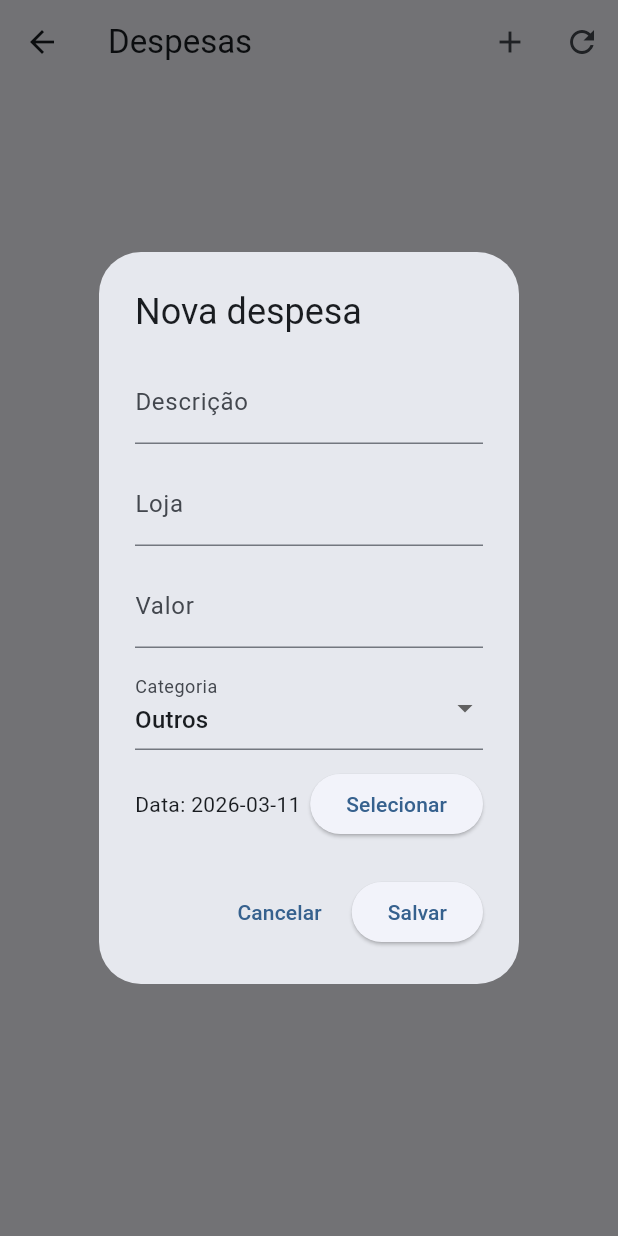
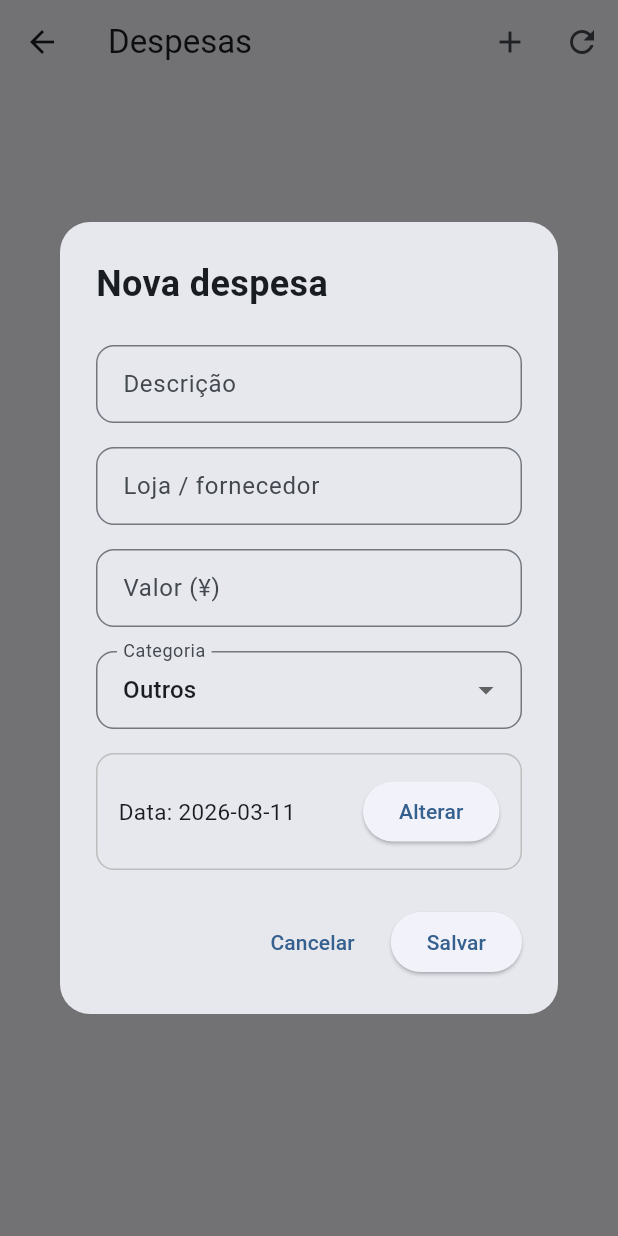
Before and after one commit to sandrofukuyama-afk/Autonomo_app, a Flutter app: the ExpensesPage screen opened directly, after a tap on the "add" icon, on a phone screen of 412 x 824 dp. Run offline on Flutter 3.47's test engine with Material 3 defaults, Android fonts, the phone set to English and light mode, and no system bars; our stand-ins replace pdf, printing, supabase_flutter; accounts and stored records are empty.

Commit message:
Update expenses_page.dart

```diff
--- a/lib/pages/expenses_page.dart
+++ b/lib/pages/expenses_page.dart
@@ -71,7 +71,18 @@ class _ExpensesPageState extends State<ExpensesPage> {
         ? value.toDouble()
         : double.tryParse(value?.toString() ?? '0') ?? 0;
 
-    return '¥${number.toStringAsFixed(0)}';
+    final integerValue = number.toStringAsFixed(0);
+    final chars = integerValue.split('').reversed.toList();
+    final buffer = StringBuffer();
+
+    for (int i = 0; i < chars.length; i++) {
+      if (i > 0 && i % 3 == 0) {
+        buffer.write(',');
+      }
+      buffer.write(chars[i]);
+    }
+
+    return '¥${buffer.toString().split('').reversed.join()}';
   }
 
   String _categoryLabel(String value) {
@@ -106,6 +117,19 @@ class _ExpensesPageState extends State<ExpensesPage> {
     }
   }
 
+  InputDecoration _fieldDecoration(String label) {
+    return InputDecoration(
+      labelText: label,
+      border: OutlineInputBorder(
+        borderRadius: BorderRadius.circular(12),
+      ),
+      contentPadding: const EdgeInsets.symmetric(
+        horizontal: 14,
+        vertical: 14,
+      ),
+    );
+  }
+
   Future<void> _openAddDialog() async {
     _descController.clear();
     _amountController.clear();
@@ -120,41 +144,50 @@ class _ExpensesPageState extends State<ExpensesPage> {
       builder: (dialogContext) {
         return StatefulBuilder(
           builder: (context, setStateDialog) {
-            return AlertDialog(
-              title: const Text('Nova despesa'),
-              content: SingleChildScrollView(
+            return Dialog(
+              shape: RoundedRectangleBorder(
+                borderRadius: BorderRadius.circular(20),
+              ),
+              child: ConstrainedBox(
+                constraints: const BoxConstraints(
+                  maxWidth: 520,
+                ),
+                child: Padding(
+                  padding: const EdgeInsets.all(24),
+                  child: SingleChildScrollView(
                     child: Column(
                       mainAxisSize: MainAxisSize.min,
+                      crossAxisAlignment: CrossAxisAlignment.start,
                       children: [
+                        const Text(
+                          'Nova despesa',
+                          style: TextStyle(
+                            fontSize: 24,
+                            fontWeight: FontWeight.w700,
+                          ),
+                        ),
+                        const SizedBox(height: 24),
                         TextField(
                           controller: _descController,
-                      decoration: const InputDecoration(
-                        labelText: 'Descrição',
+                          decoration: _fieldDecoration('Descrição'),
                         ),
-                    ),
-                    const SizedBox(height: 12),
+                        const SizedBox(height: 16),
                         TextField(
                           controller: _storeController,
-                      decoration: const InputDecoration(
-                        labelText: 'Loja',
+                          decoration: _fieldDecoration('Loja / fornecedor'),
                         ),
-                    ),
-                    const SizedBox(height: 12),
+                        const SizedBox(height: 16),
                         TextField(
                           controller: _amountController,
                           keyboardType: const TextInputType.numberWithOptions(
                             decimal: true,
                           ),
-                      decoration: const InputDecoration(
-                        labelText: 'Valor',
+                          decoration: _fieldDecoration('Valor (¥)'),
                         ),
-                    ),
-                    const SizedBox(height: 12),
+                        const SizedBox(height: 16),
                         DropdownButtonFormField<String>(
                           value: _category,
-                      decoration: const InputDecoration(
-                        labelText: 'Categoria',
-                      ),
+                          decoration: _fieldDecoration('Categoria'),
                           items: const [
                             DropdownMenuItem(
                               value: 'food',
@@ -187,38 +220,58 @@ class _ExpensesPageState extends State<ExpensesPage> {
                             });
                           },
                         ),
-                    const SizedBox(height: 12),
-                    Row(
+                        const SizedBox(height: 16),
+                        Container(
+                          padding: const EdgeInsets.symmetric(
+                            horizontal: 14,
+                            vertical: 14,
+                          ),
+                          decoration: BoxDecoration(
+                            border: Border.all(color: Colors.grey.shade400),
+                            borderRadius: BorderRadius.circular(12),
+                          ),
+                          child: Row(
                             children: [
                               Expanded(
                                 child: Text(
                                   'Data: ${_formatDate(_selectedDate.toIso8601String())}',
+                                  style: const TextStyle(fontSize: 15),
                                 ),
                               ),
                               ElevatedButton(
                                 onPressed: () => _selectDate(setStateDialog),
-                          child: const Text('Selecionar'),
-                        ),
-                      ],
+                                child: const Text('Alterar'),
                               ),
                             ],
                           ),
                         ),
-              actions: [
+                        const SizedBox(height: 24),
+                        Row(
+                          mainAxisAlignment: MainAxisAlignment.end,
+                          children: [
                             TextButton(
-                  onPressed: () => Navigator.pop(dialogContext, false),
+                              onPressed: () =>
+                                  Navigator.pop(dialogContext, false),
                               child: const Text('Cancelar'),
                             ),
+                            const SizedBox(width: 12),
                             ElevatedButton(
                               onPressed: () async {
                                 final description = _descController.text.trim();
                                 final amount = double.tryParse(
-                      _amountController.text.trim().replaceAll(',', '.'),
+                                  _amountController.text
+                                      .trim()
+                                      .replaceAll(',', '.'),
                                 );
 
-                    if (description.isEmpty || amount == null || amount <= 0) {
-                      ScaffoldMessenger.of(this.context).showSnackBar(
-                        const SnackBar(content: Text('Dados inválidos')),
+                                if (description.isEmpty ||
+                                    amount == null ||
+                                    amount <= 0) {
+                                  ScaffoldMessenger.of(this.context)
+                                      .showSnackBar(
+                                    const SnackBar(
+                                      content: Text('Dados inválidos'),
+                                    ),
                                   );
                                   return;
                                 }
@@ -239,6 +292,12 @@ class _ExpensesPageState extends State<ExpensesPage> {
                               child: const Text('Salvar'),
                             ),
                           ],
+                        ),
+                      ],
+                    ),
+                  ),
+                ),
+              ),
             );
           },
         );
@@ -270,41 +329,50 @@ class _ExpensesPageState extends State<ExpensesPage> {
       builder: (dialogContext) {
         return StatefulBuilder(
           builder: (context, setStateDialog) {
-            return AlertDialog(
-              title: const Text('Editar despesa'),
-              content: SingleChildScrollView(
+            return Dialog(
+              shape: RoundedRectangleBorder(
+                borderRadius: BorderRadius.circular(20),
+              ),
+              child: ConstrainedBox(
+                constraints: const BoxConstraints(
+                  maxWidth: 520,
+                ),
+                child: Padding(
+                  padding: const EdgeInsets.all(24),
+                  child: SingleChildScrollView(
                     child: Column(
                       mainAxisSize: MainAxisSize.min,
+                      crossAxisAlignment: CrossAxisAlignment.start,
                       children: [
+                        const Text(
+                          'Editar despesa',
+                          style: TextStyle(
+                            fontSize: 24,
+                            fontWeight: FontWeight.w700,
+                          ),
+                        ),
+                        const SizedBox(height: 24),
                         TextField(
                           controller: _descController,
-                      decoration: const InputDecoration(
-                        labelText: 'Descrição',
+                          decoration: _fieldDecoration('Descrição'),
                         ),
-                    ),
-                    const SizedBox(height: 12),
+                        const SizedBox(height: 16),
                         TextField(
                           controller: _storeController,
-                      decoration: const InputDecoration(
-                        labelText: 'Loja',
+                          decoration: _fieldDecoration('Loja / fornecedor'),
                         ),
-                    ),
-                    const SizedBox(height: 12),
+                        const SizedBox(height: 16),
                         TextField(
                           controller: _amountController,
                           keyboardType: const TextInputType.numberWithOptions(
                             decimal: true,
                           ),
-                      decoration: const InputDecoration(
-                        labelText: 'Valor',
+                          decoration: _fieldDecoration('Valor (¥)'),
                         ),
-                    ),
-                    const SizedBox(height: 12),
+                        const SizedBox(height: 16),
                         DropdownButtonFormField<String>(
                           value: _category,
-                      decoration: const InputDecoration(
-                        labelText: 'Categoria',
-                      ),
+                          decoration: _fieldDecoration('Categoria'),
                           items: const [
                             DropdownMenuItem(
                               value: 'food',
@@ -337,38 +405,58 @@ class _ExpensesPageState extends State<ExpensesPage> {
                             });
                           },
                         ),
-                    const SizedBox(height: 12),
-                    Row(
+                        const SizedBox(height: 16),
+                        Container(
+                          padding: const EdgeInsets.symmetric(
+                            horizontal: 14,
+                            vertical: 14,
+                          ),
+                          decoration: BoxDecoration(
+                            border: Border.all(color: Colors.grey.shade400),
+                            borderRadius: BorderRadius.circular(12),
+                          ),
+                          child: Row(
                             children: [
                               Expanded(
                                 child: Text(
                                   'Data: ${_formatDate(_selectedDate.toIso8601String())}',
+                                  style: const TextStyle(fontSize: 15),
                                 ),
                               ),
                               ElevatedButton(
                                 onPressed: () => _selectDate(setStateDialog),
-                          child: const Text('Selecionar'),
-                        ),
-                      ],
+                                child: const Text('Alterar'),
                               ),
                             ],
                           ),
                         ),
-              actions: [
+                        const SizedBox(height: 24),
+                        Row(
+                          mainAxisAlignment: MainAxisAlignment.end,
+                          children: [
                             TextButton(
-                  onPressed: () => Navigator.pop(dialogContext, false),
+                              onPressed: () =>
+                                  Navigator.pop(dialogContext, false),
                               child: const Text('Cancelar'),
                             ),
+                            const SizedBox(width: 12),
                             ElevatedButton(
                               onPressed: () async {
                                 final description = _descController.text.trim();
                                 final amount = double.tryParse(
-                      _amountController.text.trim().replaceAll(',', '.'),
+                                  _amountController.text
+                                      .trim()
+                                      .replaceAll(',', '.'),
                                 );
 
-                    if (description.isEmpty || amount == null || amount <= 0) {
-                      ScaffoldMessenger.of(this.context).showSnackBar(
-                        const SnackBar(content: Text('Dados inválidos')),
+                                if (description.isEmpty ||
+                                    amount == null ||
+                                    amount <= 0) {
+                                  ScaffoldMessenger.of(this.context)
+                                      .showSnackBar(
+                                    const SnackBar(
+                                      content: Text('Dados inválidos'),
+                                    ),
                                   );
                                   return;
                                 }
@@ -377,6 +465,7 @@ class _ExpensesPageState extends State<ExpensesPage> {
                                   expense['id'].toString(),
                                   {
                                     'date': _selectedDate.toIso8601String(),
+                                    'store_name': _storeController.text.trim(),
                                     'description': description,
                                     'category': _category,
                                     'amount': amount,
@@ -391,6 +480,12 @@ class _ExpensesPageState extends State<ExpensesPage> {
                               child: const Text('Salvar'),
                             ),
                           ],
+                        ),
+                      ],
+                    ),
+                  ),
+                ),
+              ),
             );
           },
         );
@@ -556,9 +651,7 @@ class _ExpensesPageState extends State<ExpensesPage> {
           ),
           IconButton(
             icon: const Icon(Icons.refresh),
-            onPressed: () {
-              _refresh();
-            },
+            onPressed: _refresh,
           ),
         ],
       ),
```
Lines whose indentation alone changed are shown as unchanged.
